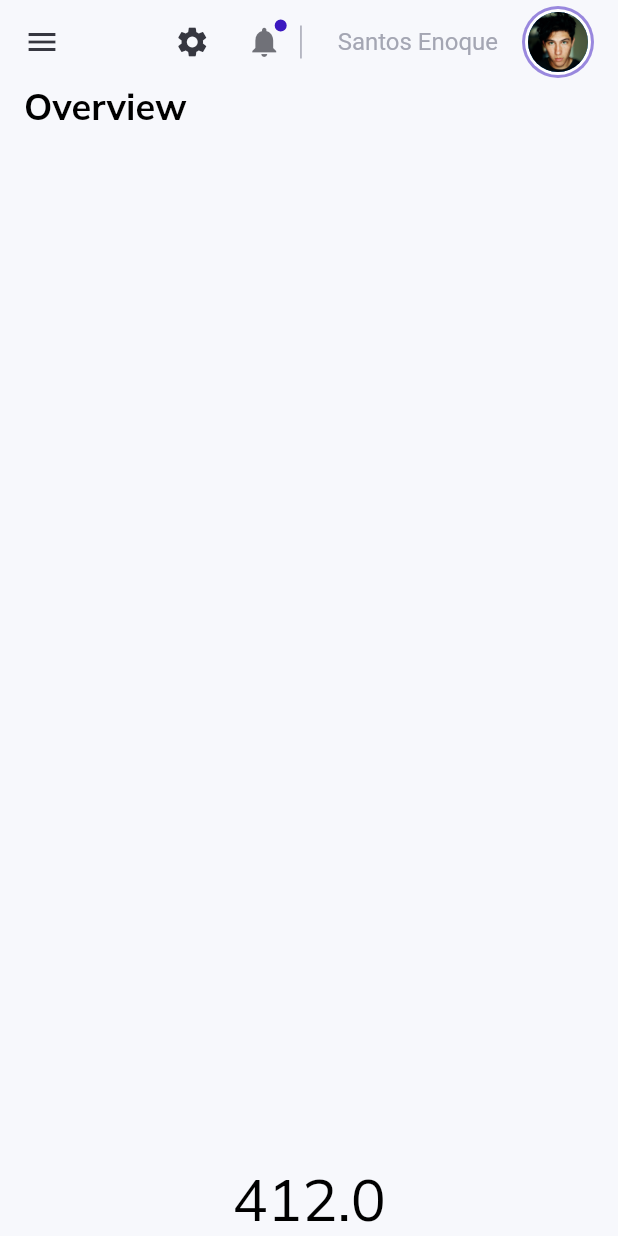
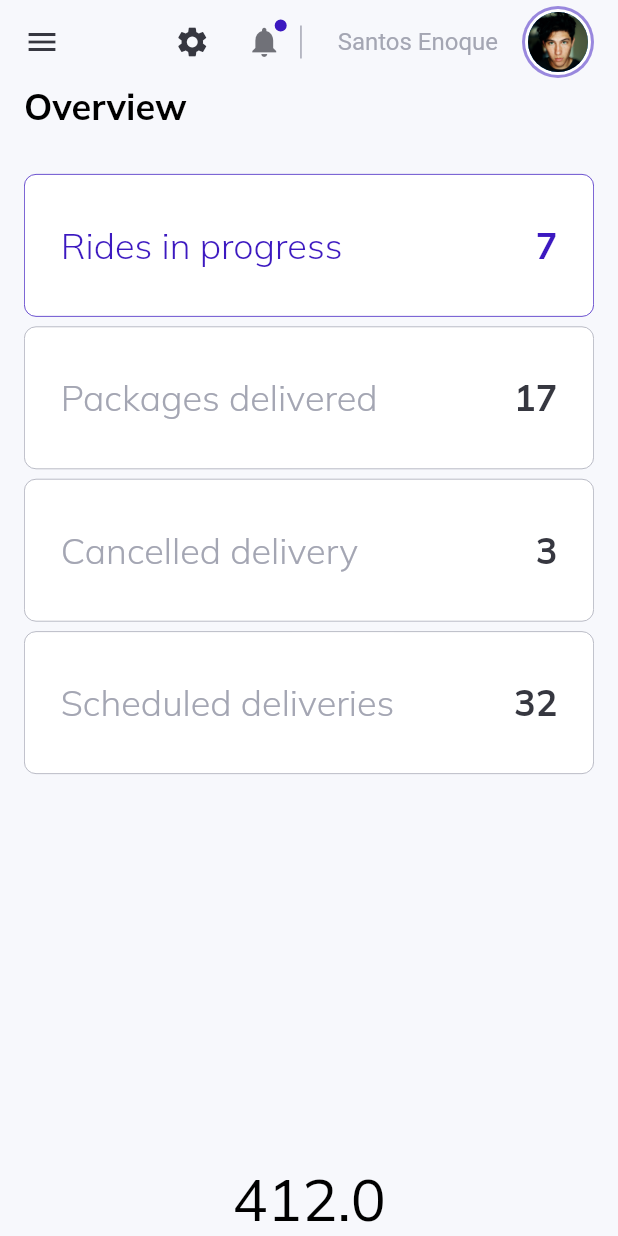
Before and after one commit to Santos-Enoque/flutter-web-dashboard-template, a Flutter app: the screen it shows after launch, on a phone screen of 412 x 824 dp. Run offline on Flutter 3.47's test engine with Material 2 defaults, Android fonts, the phone set to English and light mode, and no system bars; our stand-ins replace flutter_svg, get, google_fonts.

Commit message:
card responsive

```diff
--- a/lib/helpers/reponsiveness.dart
+++ b/lib/helpers/reponsiveness.dart
@@ -1,6 +1,5 @@
 import 'package:flutter/material.dart';
 
-const int extraLargeScreenSize = 1920;
 const int largeScreenSize = 1366;
 const int mediumScreenSize = 768;
 const int smallSceenSize = 360;
@@ -10,15 +9,18 @@ const int customScreenSize = 1100;
 
 
 class ResponsiveWidget extends StatelessWidget {
+  // the custom screen size is specific to this project
   final Widget largeScreen;
   final Widget mediumScreen;
   final Widget smallScreen;
+  final Widget customScreen;
+
 
   const ResponsiveWidget({
     Key key,
     @required this.largeScreen,
     this.mediumScreen,
-    this.smallScreen,
+    this.smallScreen, this.customScreen,
   }) : super(key: key);
 
   static bool isSmallScreen(BuildContext context) {
@@ -31,13 +33,9 @@ class ResponsiveWidget extends StatelessWidget {
   }
 
   static bool isLargeScreen(BuildContext context) {
-    return MediaQuery.of(context).size.width >= largeScreenSize &&
-        MediaQuery.of(context).size.width < extraLargeScreenSize;
+    return MediaQuery.of(context).size.width > largeScreenSize;
   }
 
-  static bool isExtraLargeScreen(BuildContext context) {
-    return MediaQuery.of(context).size.width >= extraLargeScreenSize;
-  }
 
   static bool isCustomSize(BuildContext context) {
     return MediaQuery.of(context).size.width <= customScreenSize &&
--- a/lib/layout.dart
+++ b/lib/layout.dart
@@ -1,9 +1,6 @@
 import 'package:flutter/material.dart';
-import 'package:flutter_svg/svg.dart';
-import 'package:flutter_web_dashboard/constants/style.dart';
 import 'package:flutter_web_dashboard/helpers/local_navigator.dart';
 import 'package:flutter_web_dashboard/helpers/reponsiveness.dart';
-import 'package:flutter_web_dashboard/widgets/custom_text.dart';
 import 'package:flutter_web_dashboard/widgets/large_screen.dart';
 import 'package:flutter_web_dashboard/widgets/side_menu.dart';
 
--- a/lib/pages/overview/overview.dart
+++ b/lib/pages/overview/overview.dart
@@ -1,30 +1,46 @@
 import 'package:flutter/material.dart';
+import 'package:flutter_web_dashboard/helpers/reponsiveness.dart';
 import 'package:flutter_web_dashboard/constants/controllers.dart';
-import 'package:flutter_web_dashboard/helpers/reponsiveness.dart';
+import 'package:flutter_web_dashboard/pages/overview/widgets/overview_cards_large.dart';
+import 'package:flutter_web_dashboard/pages/overview/widgets/overview_cards_medium.dart';
+import 'package:flutter_web_dashboard/pages/overview/widgets/overview_cards_small.dart';
 import 'package:flutter_web_dashboard/widgets/custom_text.dart';
 import 'package:get/get.dart';
 
 class OverviewPage extends StatelessWidget {
-  const OverviewPage({ Key key }) : super(key: key);
 
   @override
   Widget build(BuildContext context) {
     return Container(
       child: Column(
         children: [
-                  Obx(() => Row(
+          Obx(
+            () => Row(
               children: [
                 Container(
-                        margin: EdgeInsets.only(top:
-                        ResponsiveWidget.isSmallScreen(context) ? 56 : 6),
-                        child: CustomText(text: menuController.activeItem.value, size: 24, weight: FontWeight.bold,)),
+                    margin: EdgeInsets.only(
+                        top: ResponsiveWidget.isSmallScreen(context) ? 56 : 6),
+                    child: CustomText(
+                      text: menuController.activeItem.value,
+                      size: 24,
+                      weight: FontWeight.bold,
+                    )),
               ],
-                  ),),
+            ),
+          ),
+          SizedBox(
+            height: 30,
+          ),
+          if(ResponsiveWidget.isLargeScreen(context) || ResponsiveWidget.isMediumScreen(context))
+          if(ResponsiveWidget.isCustomSize(context))
+          OverviewCardsMediumScreen()
+          else
+          OverviewCardsLargeScreen()
+          else
+          OverviewCardsSmallScreen(),
 
           Expanded(child: Container()),
-
-                    Text(
-                        MediaQuery.of(context).size.width.toString() ,
+          Text(MediaQuery.of(context).size.width.toString(),
               style: TextStyle(fontSize: 39))
         ],
       ),
--- /dev/null
+++ b/lib/pages/overview/widgets/info_card_small.dart
@@ -0,0 +1,37 @@
+import 'package:flutter/material.dart';
+import 'package:flutter_web_dashboard/constants/style.dart';
+import 'package:flutter_web_dashboard/widgets/custom_text.dart';
+
+class InfoCardSmall extends StatelessWidget {
+  final String title;
+  final String value;
+  final bool isActive;
+  final Function onTap;
+
+  const InfoCardSmall({Key key,@required this.title,@required this.value, this.isActive = false,@required this.onTap})
+      : super(key: key);
+
+  @override
+  Widget build(BuildContext context) {
+    return Expanded(
+      child: InkWell(
+        onTap: onTap,
+        child: Container(
+          padding: EdgeInsets.all(24),
+          decoration: BoxDecoration(
+            color: Colors.white,
+            borderRadius: BorderRadius.circular(8),
+            border: Border.all(color: isActive ? active : lightGrey, width: .5),
+          ),
+          child: Row(
+            mainAxisAlignment: MainAxisAlignment.spaceBetween,
+            children: [
+            CustomText(text: title, size: 24, weight: FontWeight.w300, color: isActive ? active : lightGrey,),
+            CustomText(text: value, size: 24, weight: FontWeight.bold, color: isActive ? active : dark,)
+
+          ],)
+        ),
+      ),
+    );
+  }
+}
--- /dev/null
+++ b/lib/pages/overview/widgets/overview_cards_small.dart
@@ -0,0 +1,50 @@
+import 'package:flutter/material.dart';
+import 'info_card_small.dart';
+
+
+class OverviewCardsSmallScreen extends StatelessWidget {
+
+  @override
+  Widget build(BuildContext context) {
+   double _width = MediaQuery.of(context).size.width;
+
+    return  Container(
+      height: 400,
+      child: Column(
+        children: [
+          InfoCardSmall(
+                        title: "Rides in progress",
+                        value: "7",
+                        onTap: () {},
+                        isActive: true,
+                      ),
+                      SizedBox(
+                        height: _width / 64,
+                      ),
+                      InfoCardSmall(
+                        title: "Packages delivered",
+                        value: "17",
+                        onTap: () {},
+                      ),
+                     SizedBox(
+                        height: _width / 64,
+                      ),
+                          InfoCardSmall(
+                        title: "Cancelled delivery",
+                        value: "3",
+                        onTap: () {},
+                      ),
+                      SizedBox(
+                        height: _width / 64,
+                      ),
+                      InfoCardSmall(
+                        title: "Scheduled deliveries",
+                        value: "32",
+                        onTap: () {},
+                      ),
+
+        ],
+      ),
+    );
+  }
+}
```
Also changed, not shown: lib/pages/overview/widgets/info_card.dart (added, +43 -0 lines), lib/pages/overview/widgets/overview_cards_large.dart (added, +49 -0 lines), lib/pages/overview/widgets/overview_cards_medium.dart (added, +58 -0 lines). Lines whose indentation alone changed are shown as unchanged.
